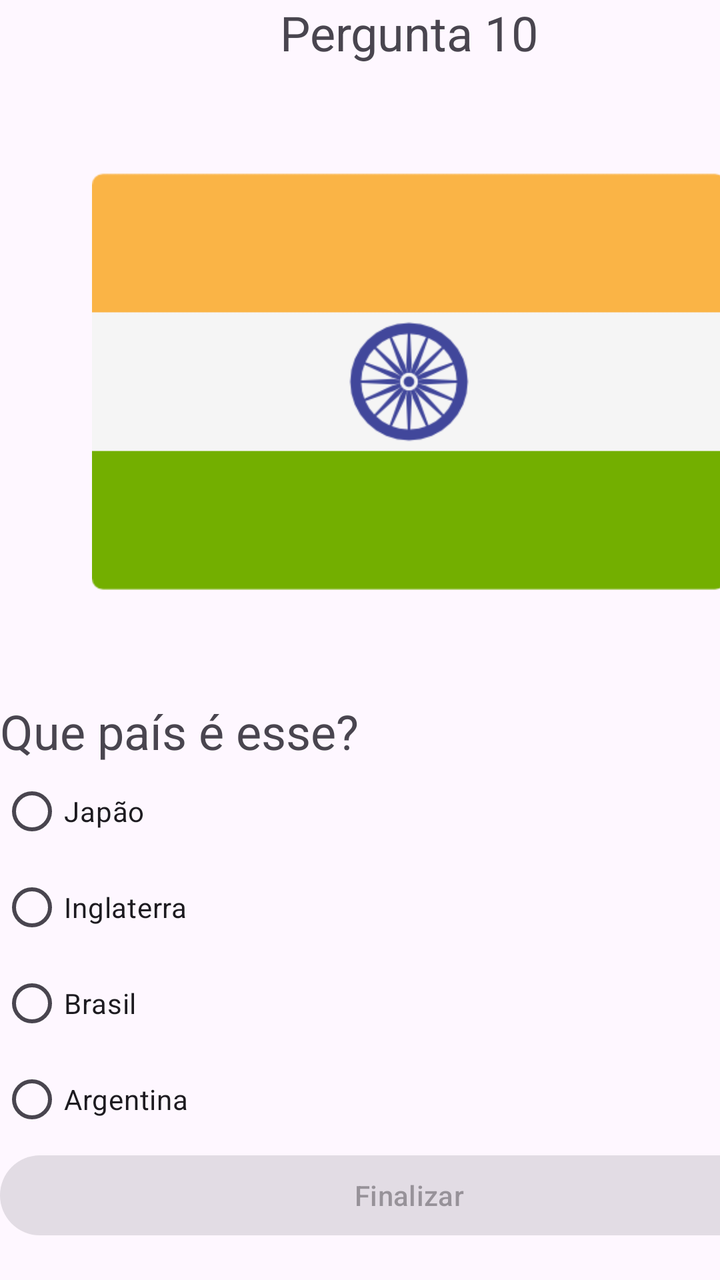
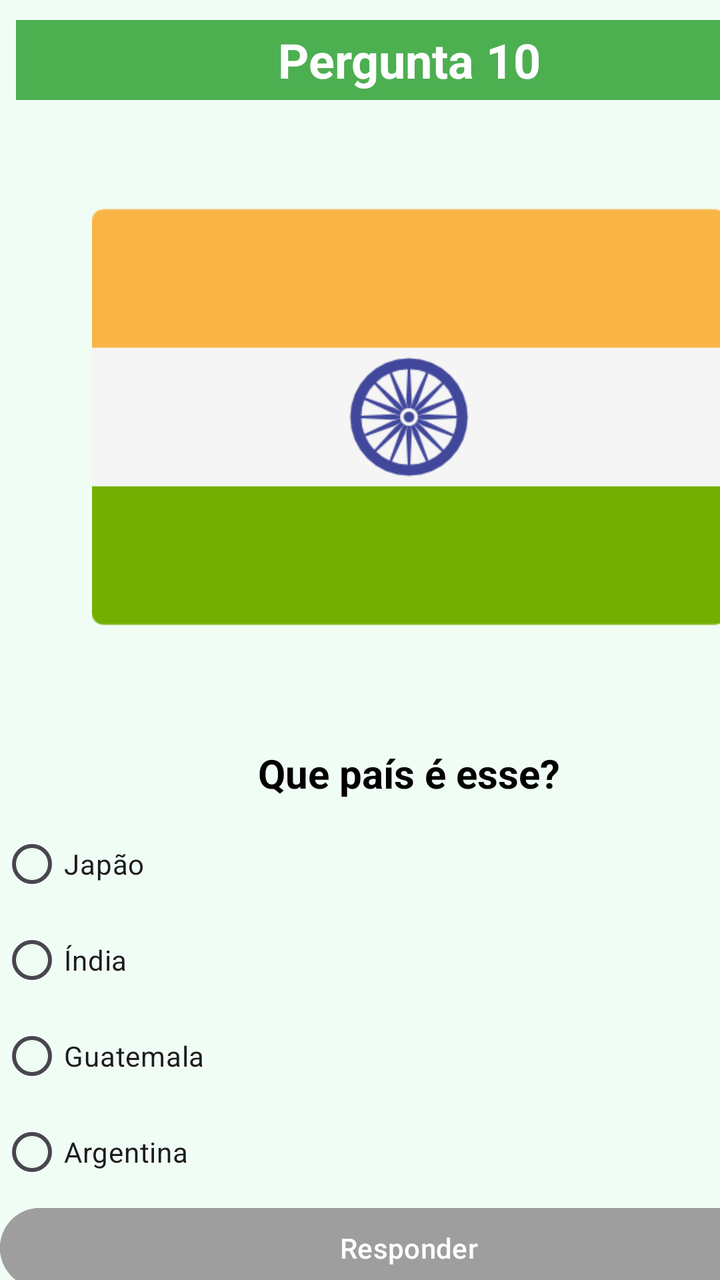

Before-and-after screenshots of an Android layout around one commit, followed by the original layout XML and the change that was made.
<!-- AndroidManifest.xml: application theme Theme.QuizBandeiras -->
<!-- res/layout/activity_pergunta10.xml -->
<?xml version="1.0" encoding="utf-8"?>
<androidx.constraintlayout.widget.ConstraintLayout xmlns:android="http://schemas.android.com/apk/res/android"
    xmlns:app="http://schemas.android.com/apk/res-auto"
    xmlns:tools="http://schemas.android.com/tools"
    android:id="@+id/main"
    android:layout_width="match_parent"
    android:layout_height="match_parent"
    tools:context=".Pergunta10">

    <LinearLayout
        android:orientation="vertical"
        android:layout_width="409dp"
        android:layout_height="729dp">
        <TextView
            android:textSize="24sp"
            android:gravity="center"
            android:id="@+id/textView6"
            android:layout_width="match_parent"
            android:layout_height="wrap_content"
            android:text="Pergunta 10"/>
        <ImageView
            android:id="@+id/imageView2"
            android:layout_width="match_parent"
            android:layout_height="317dp"
            app:srcCompat="@drawable/india"/>
        <TextView
            android:textSize="24sp"
            android:id="@+id/textView2"
            android:layout_width="match_parent"
            android:layout_height="wrap_content"
            android:text="Que país é esse?"/>
        <RadioGroup
            android:id="@+id/rgpAlternativas"
            android:layout_width="match_parent"
            android:layout_height="match_parent">
            <RadioButton
                android:id="@+id/rgbOpcao1"
                android:layout_width="match_parent"
                android:layout_height="wrap_content"
                android:text="Japão "/>
            <RadioButton
                android:id="@+id/rgbOpcao2"
                android:layout_width="match_parent"
                android:layout_height="wrap_content"
                android:text="Inglaterra"/>
            <RadioButton
                android:id="@+id/rgbOpcao3"
                android:layout_width="match_parent"
                android:layout_height="wrap_content"
                android:text="Brasil"/>
            <RadioButton
                android:id="@+id/rgbOpcao4"
                android:layout_width="match_parent"
                android:layout_height="wrap_content"
                android:text="Argentina"/>
            <Button
                android:enabled="false"
                android:id="@+id/btnResponder"
                android:layout_width="match_parent"
                android:layout_height="wrap_content"
                android:text="Finalizar"/>
        </RadioGroup>
    </LinearLayout>

</androidx.constraintlayout.widget.ConstraintLayout>
<!-- resources referenced by this layout -->
<resources>
  <!-- drawable india: png bitmap (drawable, 4281 bytes) -->
  <style name="Theme.QuizBandeiras" parent="Base.Theme.QuizBandeiras" />
  <style name="Base.Theme.QuizBandeiras" parent="Theme.Material3.DayNight.NoActionBar">
          
          
      </style>
</resources>

<!-- the commit's change to res/layout/activity_pergunta10.xml (unified diff, before → after) -->
@@ -5,60 +5,83 @@
     android:id="@+id/main"
     android:layout_width="match_parent"
     android:layout_height="match_parent"
+    android:background="#F0FDF4"
     tools:context=".Pergunta10">
 
     <LinearLayout
-        android:orientation="vertical"
         android:layout_width="409dp"
-        android:layout_height="729dp">
+        android:layout_height="729dp"
+        android:orientation="vertical">
+
         <TextView
-            android:textSize="24sp"
-            android:gravity="center"
             android:id="@+id/textView6"
             android:layout_width="match_parent"
-            android:layout_height="wrap_content"
-            android:text="Pergunta 10"/>
+            android:layout_height="40dp"
+            android:layout_marginStart="8dp"
+            android:layout_marginTop="10dp"
+            android:layout_marginEnd="8dp"
+            android:background="#4CAF50"
+            android:gravity="center"
+            android:text="Pergunta 10"
+            android:textColor="@android:color/white"
+            android:textSize="24sp"
+            android:textStyle="bold" />
+
         <ImageView
             android:id="@+id/imageView2"
             android:layout_width="match_parent"
             android:layout_height="317dp"
-            app:srcCompat="@drawable/india"/>
+            app:srcCompat="@drawable/india" />
+
         <TextView
-            android:textSize="24sp"
             android:id="@+id/textView2"
             android:layout_width="match_parent"
             android:layout_height="wrap_content"
-            android:text="Que país é esse?"/>
+            android:layout_marginTop="6dp"
+            android:layout_marginBottom="8dp"
+            android:gravity="center"
+            android:text="Que país é esse?"
+            android:textColor="@android:color/black"
+            android:textSize="20sp"
+            android:textStyle="bold" />
+
         <RadioGroup
             android:id="@+id/rgpAlternativas"
             android:layout_width="match_parent"
             android:layout_height="match_parent">
+
             <RadioButton
                 android:id="@+id/rgbOpcao1"
                 android:layout_width="match_parent"
                 android:layout_height="wrap_content"
-                android:text="Japão "/>
+                android:text="Japão " />
+
             <RadioButton
                 android:id="@+id/rgbOpcao2"
                 android:layout_width="match_parent"
                 android:layout_height="wrap_content"
-                android:text="Inglaterra"/>
+                android:text="Índia" />
+
             <RadioButton
                 android:id="@+id/rgbOpcao3"
                 android:layout_width="match_parent"
                 android:layout_height="wrap_content"
-                android:text="Brasil"/>
+                android:text="Guatemala" />
+
             <RadioButton
                 android:id="@+id/rgbOpcao4"
                 android:layout_width="match_parent"
                 android:layout_height="wrap_content"
-                android:text="Argentina"/>
+                android:text="Argentina" />
+
             <Button
-                android:enabled="false"
                 android:id="@+id/btnResponder"
                 android:layout_width="match_parent"
                 android:layout_height="wrap_content"
-                android:text="Finalizar"/>
+                android:backgroundTint="#9E9E9E"
+                android:enabled="false"
+                android:text="Responder"
+                android:textColor="@android:color/white" />
         </RadioGroup>
     </LinearLayout>
 
